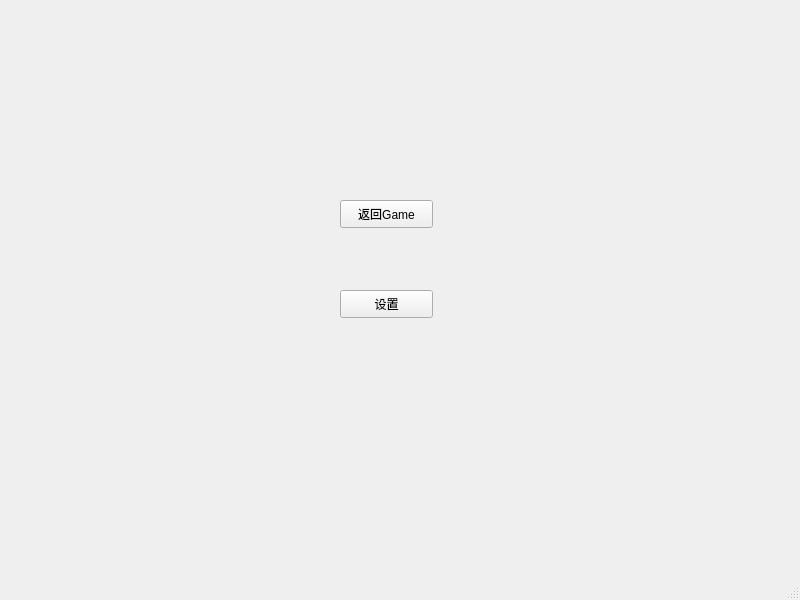
This is cmenudlg.ui in wgananh/Formal_Brmal_Bejeweled as Qt 5 draws it before an edit. The edited form follows.
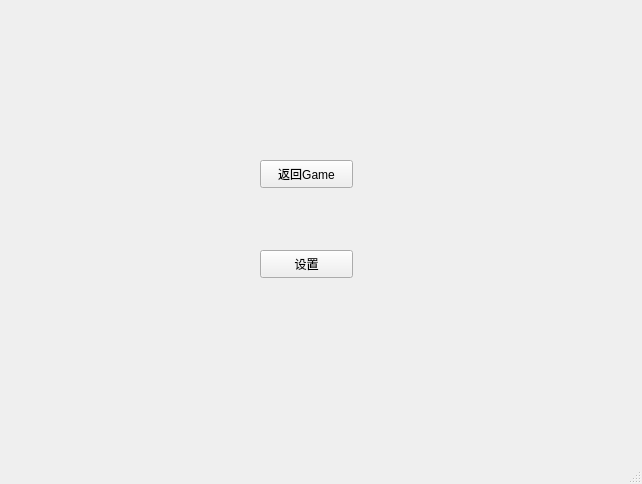
This is the edited form.

Commit message: 于沛尧：调整了窗体大小

What changed in the file:
```diff
--- a/cmenudlg.ui
+++ b/cmenudlg.ui
@@ -6,8 +6,8 @@
    <rect>
     <x>0</x>
     <y>0</y>
-    <width>800</width>
-    <height>600</height>
+    <width>642</width>
+    <height>484</height>
    </rect>
   </property>
   <property name="windowTitle">
@@ -17,8 +17,8 @@
    <widget class="QPushButton" name="btn_menuToGame">
     <property name="geometry">
      <rect>
-      <x>340</x>
-      <y>200</y>
+      <x>260</x>
+      <y>160</y>
       <width>93</width>
       <height>28</height>
      </rect>
@@ -30,8 +30,8 @@
    <widget class="QPushButton" name="btn_menuToSet">
     <property name="geometry">
      <rect>
-      <x>340</x>
-      <y>290</y>
+      <x>260</x>
+      <y>250</y>
       <width>93</width>
       <height>28</height>
      </rect>
```
Left out of the diff: 2 changed lines with no effect on the pictures.
